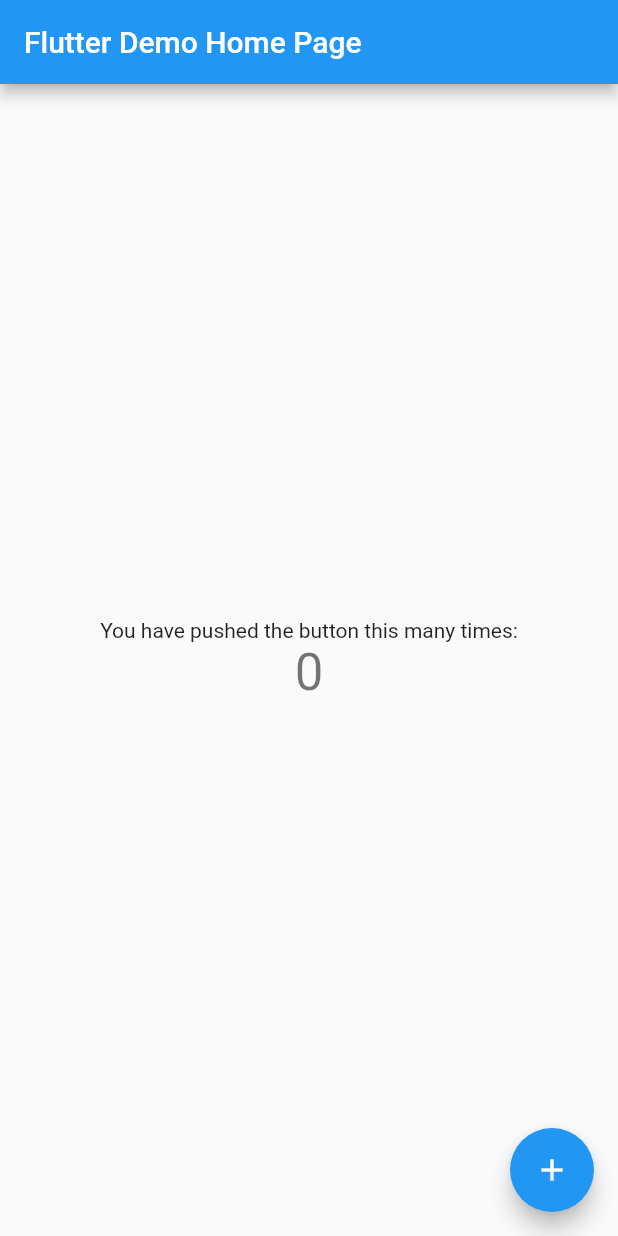
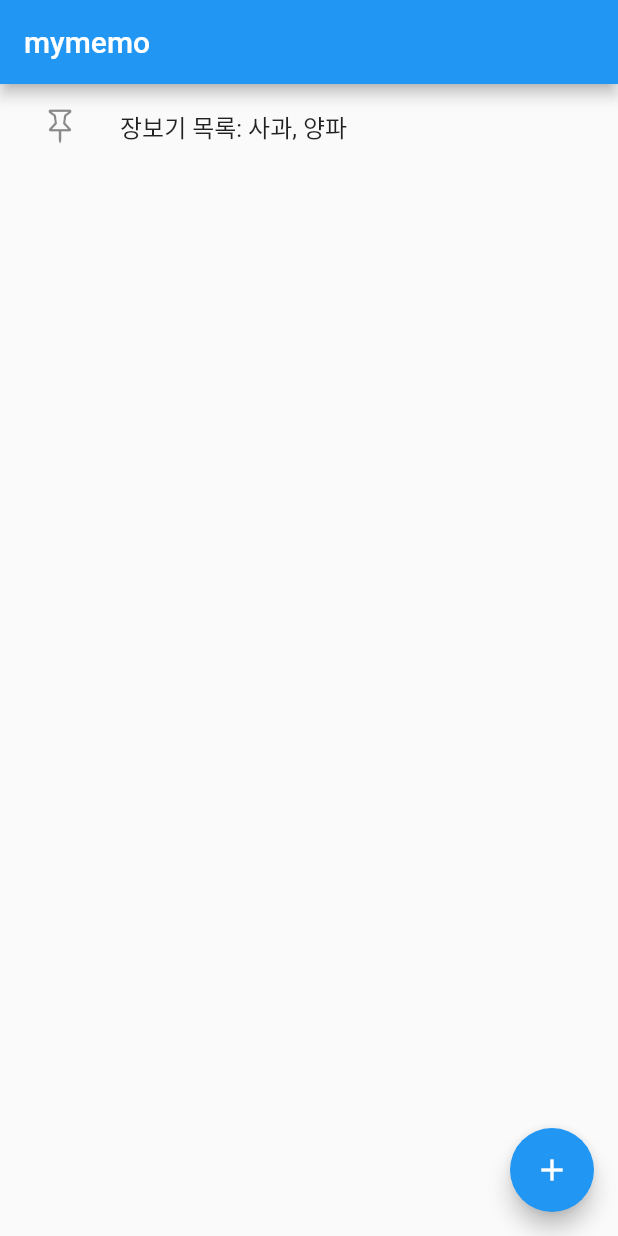
Before and after one commit to insub4067/flutter-memo-Provider, a Flutter app: the screen it shows after launch, on a phone screen of 412 x 824 dp. Run offline on Flutter 3.47's test engine with Material 2 defaults, Android fonts, the phone set to English and light mode, and no system bars.

Commit message:
[Feat] HomePage, DetailPage
- Mock Data + Read

3-2

```diff
--- a/mymemo/analysis_options.yaml
+++ b/mymemo/analysis_options.yaml
@@ -22,6 +22,8 @@ linter:
   # `// ignore_for_file: name_of_lint` syntax on the line or in the file
   # producing the lint.
   rules:
+    prefer_const_constructors: false
+    prefer_const_literals_to_create_immutables: false
     # avoid_print: false  # Uncomment to disable the `avoid_print` rule
     # prefer_single_quotes: true  # Uncomment to enable the `prefer_single_quotes` rule
 
--- a/mymemo/lib/main.dart
+++ b/mymemo/lib/main.dart
@@ -1,3 +1,4 @@
+import 'package:flutter/cupertino.dart';
 import 'package:flutter/material.dart';
 
 void main() {
@@ -7,109 +8,125 @@ void main() {
 class MyApp extends StatelessWidget {
   const MyApp({super.key});
 
-  // This widget is the root of your application.
   @override
   Widget build(BuildContext context) {
     return MaterialApp(
-      title: 'Flutter Demo',
-      theme: ThemeData(
-        // This is the theme of your application.
-        //
-        // Try running your application with "flutter run". You'll see the
-        // application has a blue toolbar. Then, without quitting the app, try
-        // changing the primarySwatch below to Colors.green and then invoke
-        // "hot reload" (press "r" in the console where you ran "flutter run",
-        // or simply save your changes to "hot reload" in a Flutter IDE).
-        // Notice that the counter didn't reset back to zero; the application
-        // is not restarted.
-        primarySwatch: Colors.blue,
-      ),
-      home: const MyHomePage(title: 'Flutter Demo Home Page'),
+      debugShowCheckedModeBanner: false,
+      home: HomePage(),
     );
   }
 }
 
-class MyHomePage extends StatefulWidget {
-  const MyHomePage({super.key, required this.title});
-
-  // This widget is the home page of your application. It is stateful, meaning
-  // that it has a State object (defined below) that contains fields that affect
-  // how it looks.
-
-  // This class is the configuration for the state. It holds the values (in this
-  // case the title) provided by the parent (in this case the App widget) and
-  // used by the build method of the State. Fields in a Widget subclass are
-  // always marked "final".
-
-  final String title;
+// 홈 페이지
+class HomePage extends StatefulWidget {
+  const HomePage({super.key});
 
   @override
-  State<MyHomePage> createState() => _MyHomePageState();
+  State<HomePage> createState() => _HomePageState();
 }
 
-class _MyHomePageState extends State<MyHomePage> {
-  int _counter = 0;
-
-  void _incrementCounter() {
-    setState(() {
-      // This call to setState tells the Flutter framework that something has
-      // changed in this State, which causes it to rerun the build method below
-      // so that the display can reflect the updated values. If we changed
-      // _counter without calling setState(), then the build method would not be
-      // called again, and so nothing would appear to happen.
-      _counter++;
-    });
-  }
+class _HomePageState extends State<HomePage> {
+  List<String> memoList = ['장보기 목록: 사과, 양파']; // 전체 메모 목록
 
   @override
   Widget build(BuildContext context) {
-    // This method is rerun every time setState is called, for instance as done
-    // by the _incrementCounter method above.
-    //
-    // The Flutter framework has been optimized to make rerunning build methods
-    // fast, so that you can just rebuild anything that needs updating rather
-    // than having to individually change instances of widgets.
     return Scaffold(
       appBar: AppBar(
-        // Here we take the value from the MyHomePage object that was created by
-        // the App.build method, and use it to set our appbar title.
-        title: Text(widget.title),
+        title: Text("mymemo"),
       ),
-      body: Center(
-        // Center is a layout widget. It takes a single child and positions it
-        // in the middle of the parent.
-        child: Column(
-          // Column is also a layout widget. It takes a list of children and
-          // arranges them vertically. By default, it sizes itself to fit its
-          // children horizontally, and tries to be as tall as its parent.
-          //
-          // Invoke "debug painting" (press "p" in the console, choose the
-          // "Toggle Debug Paint" action from the Flutter Inspector in Android
-          // Studio, or the "Toggle Debug Paint" command in Visual Studio Code)
-          // to see the wireframe for each widget.
-          //
-          // Column has various properties to control how it sizes itself and
-          // how it positions its children. Here we use mainAxisAlignment to
-          // center the children vertically; the main axis here is the vertical
-          // axis because Columns are vertical (the cross axis would be
-          // horizontal).
-          mainAxisAlignment: MainAxisAlignment.center,
-          children: <Widget>[
-            const Text(
-              'You have pushed the button this many times:',
+      body: memoList.isEmpty
+          ? Center(child: Text("메모를 작성해 주세요"))
+          : ListView.builder(
+              itemCount: memoList.length, // memoList 개수 만큼 보여주기
+              itemBuilder: (context, index) {
+                String memo = memoList[index]; // index에 해당하는 memo 가져오기
+                return ListTile(
+                  // 메모 고정 아이콘
+                  leading: IconButton(
+                    icon: Icon(CupertinoIcons.pin),
+                    onPressed: () {
+                      print('$memo : pin 클릭 됨');
+                    },
+                  ),
+                  // 메모 내용 (최대 3줄까지만 보여주도록)
+                  title: Text(
+                    memo,
+                    maxLines: 3,
+                    overflow: TextOverflow.ellipsis,
+                  ),
+                  onTap: () {
+                    // 아이템 클릭시
+                    Navigator.push(
+                      context,
+                      MaterialPageRoute(
+                          builder: (_) => DetailPage(
+                                index: index,
+                                memoList: memoList,
+                              )),
+                    );
+                  },
+                );
+              },
             ),
-            Text(
-              '$_counter',
-              style: Theme.of(context).textTheme.headline4,
-            ),
-          ],
-        ),
+      floatingActionButton: FloatingActionButton(
+        child: Icon(Icons.add),
+        onPressed: () {
+          // + 버튼 클릭시 메모 생성 및 수정 페이지로 이동
+          String memo = "";
+          Navigator.push(
+            context,
+            MaterialPageRoute(
+                builder: (_) => DetailPage(
+                      index: memoList.indexOf(memo),
+                      memoList: memoList,
+                    )),
+          );
+        },
       ),
-      floatingActionButton: FloatingActionButton(
-        onPressed: _incrementCounter,
-        tooltip: 'Increment',
-        child: const Icon(Icons.add),
-      ), // This trailing comma makes auto-formatting nicer for build methods.
     );
   }
 }
+
+// 메모 생성 및 수정 페이지
+class DetailPage extends StatelessWidget {
+  DetailPage({super.key, required this.memoList, required this.index});
+
+  final List<String> memoList;
+  final int index;
+
+  TextEditingController contentController = TextEditingController();
+
+  @override
+  Widget build(BuildContext context) {
+    contentController.text = memoList[index];
+    return Scaffold(
+      appBar: AppBar(
+        actions: [
+          IconButton(
+            onPressed: () {
+              // 삭제 버튼 클릭시
+            },
+            icon: Icon(Icons.delete),
+          )
+        ],
+      ),
+      body: Padding(
+        padding: const EdgeInsets.all(16),
+        child: TextField(
+          controller: contentController,
+          decoration: InputDecoration(
+            hintText: "메모를 입력하세요",
+            border: InputBorder.none,
+          ),
+          autofocus: true,
+          maxLines: null,
+          expands: true,
+          keyboardType: TextInputType.multiline,
+          onChanged: (value) {
+            // 텍스트필드 안의 값이 변할 때
+          },
+        ),
+      ),
+    );
+  }
+}
```
